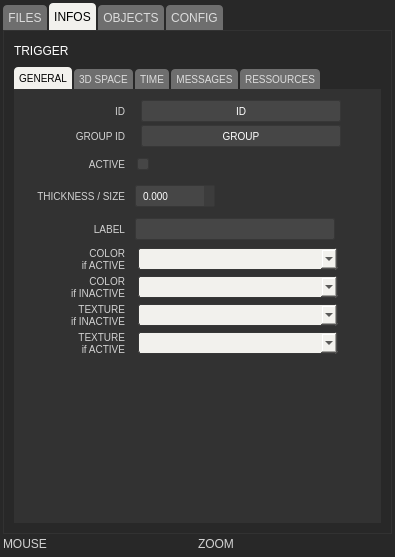
Before: the Qt Designer form gui/uiinspector.ui in buzzinglight/IanniX, drawn with Qt 5.
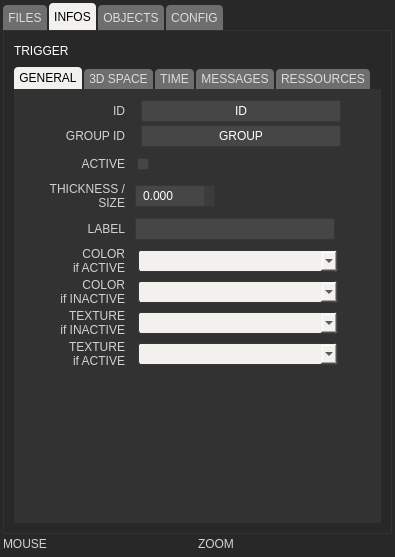
After: the same form once the commit is applied. The open tabs and pages were chosen to show the change. Icons and pictures are not drawn. Custom widgets are drawn as their Qt base class.

```diff
--- a/gui/uiinspector.ui
+++ b/gui/uiinspector.ui
@@ -331,9 +331,6 @@
       </property>
       <item>
        <widget class="QTabWidget" name="tab">
-        <property name="styleSheet">
-         <string notr="true"/>
-        </property>
         <property name="currentIndex">
          <number>0</number>
         </property>
@@ -374,9 +371,6 @@
          </layout>
         </widget>
         <widget class="QWidget" name="tabInfo">
-         <property name="styleSheet">
-          <string notr="true">font-size: 10px;</string>
-         </property>
          <attribute name="icon">
           <iconset resource="../icons/IanniX.qrc">
            <normaloff>:/general/res_icon_inspector_info.png</normaloff>:/general/res_icon_inspector_info.png</iconset>
```
Left out of the diff: 26 changed lines with no effect on the pictures.
